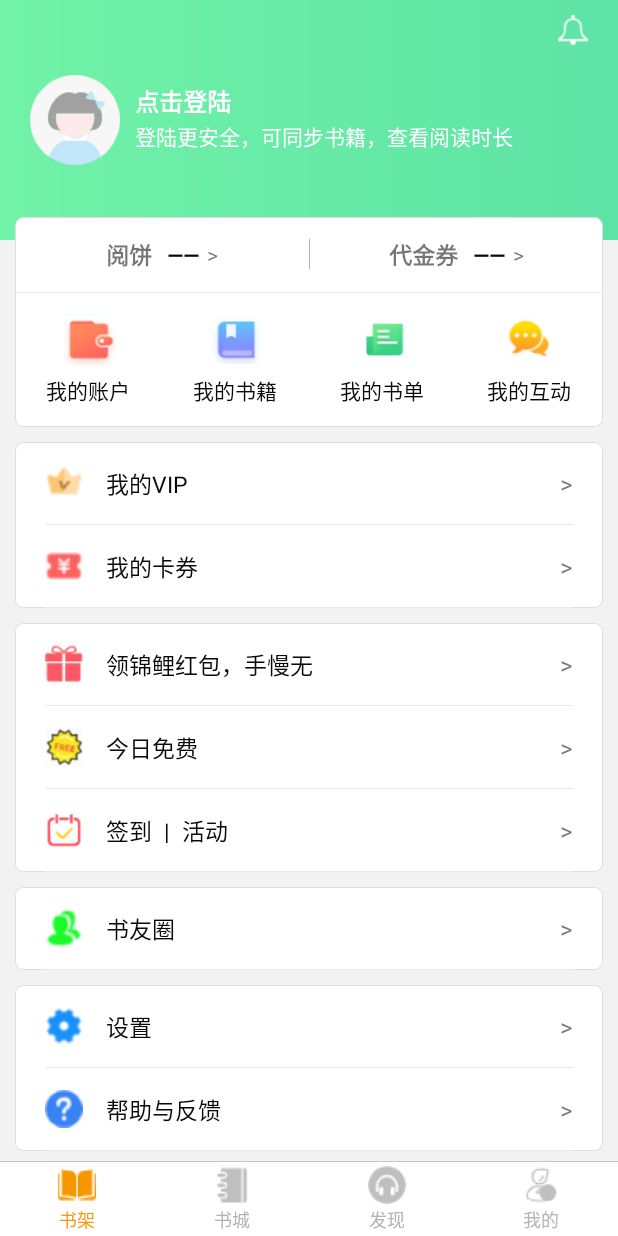
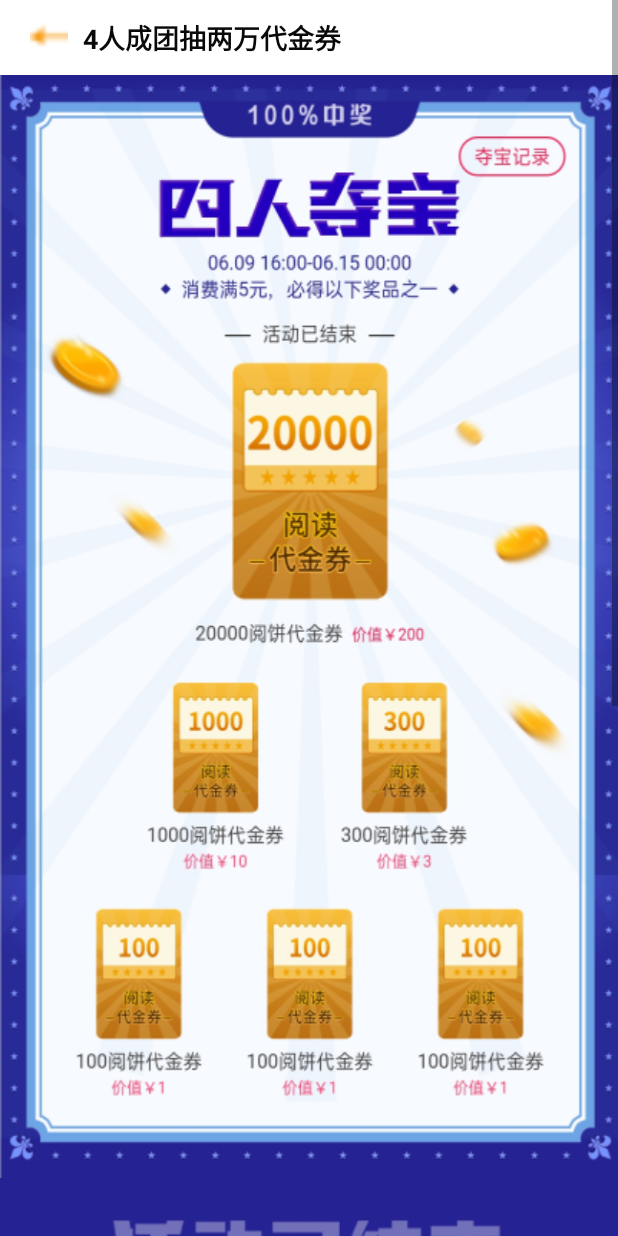
Before and after one commit to WangRuFei111/Fei03.github.io, an Android app: the fragment MeFragment placed in its activity, after a tap on "领锦鲤红包，手慢无", on a phone screen of 412 x 824 dp. Run offline under Robolectric (Android 15) with nearby library versions, the light colour scheme and no system bars.

Commit message:
-m抽奖页面和TextView的上下滚动

```diff
--- a/app/src/main/AndroidManifest.xml
+++ b/app/src/main/AndroidManifest.xml
@@ -43,6 +43,7 @@
         <activity android:name=".controller.activity.NewConstructionActivity"/>
         <activity android:name=".controller.activity.MessageCenterActivity"/>
         <activity android:name=".controller.activity.NewPasswordsActivity"/>
+        <activity android:name=".controller.activity.ReceivePacketActivity"/>
 
         <activity
             android:name=".zxing.android.CaptureActivity"
--- a/app/src/main/java/com/example/read/controller/activity/MainActivity.java
+++ b/app/src/main/java/com/example/read/controller/activity/MainActivity.java
@@ -16,6 +16,7 @@ import android.os.Bundle;
 import android.os.Handler;
 import android.os.Message;
 import android.util.Log;
+import android.util.TypedValue;
 import android.view.Gravity;
 import android.view.View;
 import android.view.ViewTreeObserver;
@@ -23,8 +24,10 @@ import android.widget.ImageView;
 import android.widget.RadioGroup;
 import android.widget.RelativeLayout;
 import android.widget.ScrollView;
+import android.widget.TextSwitcher;
 import android.widget.TextView;
 import android.widget.Toast;
+import android.widget.ViewSwitcher;
 
 import com.example.read.R;
 import com.example.read.controller.adapter.BookBackAdapter;
@@ -57,14 +60,31 @@ public class MainActivity extends AppCompatActivity  {
     private TextView mTextView,me_name;
     private RelativeLayout mRelativeLayout;
 
+    private TextSwitcher tv_notice;
+    private String[] mAdvertisement ;
+    private final int HOME_AD_RESULT = 0;
+    private int mSwitcherCount=0;
+    private Handler mHandler = new Handler() {
+        @Override
+        public void handleMessage(Message msg) {
+            super.handleMessage(msg);
+            switch (msg.what) {
+                // 广告
+                case HOME_AD_RESULT:
+                    tv_notice.setText(mAdvertisement[mSwitcherCount % mAdvertisement.length]);
+                    mSwitcherCount++;
+                    mHandler.sendEmptyMessageDelayed(HOME_AD_RESULT, 4000);
+                    break;
+            }
+        }
+    };
+
 
     @RequiresApi(api = Build.VERSION_CODES.M)
     @Override
     protected void onCreate(Bundle savedInstanceState) {
         super.onCreate(savedInstanceState);
         setContentView(R.layout.activity_main);
-
-
 
         mRg_main = findViewById(R.id.home_radiogroup);
         mRg_main.check(R.id.home_button_bookrack);
@@ -73,7 +93,8 @@ public class MainActivity extends AppCompatActivity  {
         mScrollView = findViewById(R.id.sv);
         mMain_title_seek = findViewById(R.id.main_title_seek);
         mMain_introduction_top = findViewById(R.id.main_introduction_top);
-        mTextView = findViewById(R.id.main_introduction_btu_text);
+//        mTextView = findViewById(R.id.main_introduction_btu_text);
+        tv_notice = findViewById(R.id.tv_notice);
         mRelativeLayout = findViewById(R.id.main_title);
 
         fragmentManagerBook = getSupportFragmentManager();
@@ -147,8 +168,27 @@ public class MainActivity extends AppCompatActivity  {
         });
 
         mRelativeLayout.setBackgroundColor(Color.TRANSPARENT);
+
+
+        initView();
     }
 
+    // 上下滚动的TextView文字，她不是真的女主
+    private void initView() {
+        tv_notice.setFactory(new ViewSwitcher.ViewFactory() {
+            // 这里用来创建内部的视图，这里创建TextView，用来显示文字
+            public View makeView() {
+                TextView tv = new TextView(getApplicationContext());
+                // 设置文字的显示单位以及文字的大小
+                tv.setTextSize(TypedValue.COMPLEX_UNIT_DIP, getResources()
+                        .getDimension(R.dimen.font_size));
+                tv.setTextColor(Color.parseColor("#6F6F6F"));
+                return tv;
+            }
+        });
+        mAdvertisement = new String[] { "这不是真的女主" ,"站住，打假！" };
+        mHandler.sendEmptyMessage(HOME_AD_RESULT);
+    }
 
     //判断是否登陆状态
     private void itInvisible() {
@@ -162,6 +202,8 @@ public class MainActivity extends AppCompatActivity  {
         }
         Log.i("这是itInvisible", "itInvisible: "+ Invisible.invisible);
     }
+
+
 
 
     //往书架中的RecycleView添加数据
@@ -305,8 +347,9 @@ public class MainActivity extends AppCompatActivity  {
         MainActivity.OnClick onClick = new MainActivity.OnClick();
         mMain_title_all.setOnClickListener(onClick);
         mMain_title_seek.setOnClickListener(onClick);
+        tv_notice.setOnClickListener(onClick);
         mMain_introduction_top.setOnClickListener(onClick);
-        mTextView.setOnClickListener(onClick);
+//        mTextView.setOnClickListener(onClick);
     }
 
     private class OnClick implements View.OnClickListener {
@@ -334,7 +377,7 @@ public class MainActivity extends AppCompatActivity  {
                     startActivity(intent);
                     break;
                 //跳转到 这不是真的女主页面
-                case R.id.main_introduction_btu_text:
+                case R.id.tv_notice:
                     intent = new Intent(MainActivity.this,CrackDownActivity.class);
                     startActivity(intent);
                     break;
--- /dev/null
+++ b/app/src/main/java/com/example/read/controller/activity/ReceivePacketActivity.java
@@ -0,0 +1,92 @@
+package com.example.read.controller.activity;
+
+import android.graphics.Color;
+import android.graphics.drawable.AnimationDrawable;
+import android.os.Bundle;
+import android.os.Handler;
+import android.os.Message;
+import android.util.TypedValue;
+import android.view.View;
+import android.widget.ImageView;
+import android.widget.TextSwitcher;
+import android.widget.TextView;
+import android.widget.ViewSwitcher;
+
+import androidx.annotation.Nullable;
+import androidx.appcompat.app.AppCompatActivity;
+
+import com.example.read.R;
+
+
+// 4人成团,抽两万代金券
+public class ReceivePacketActivity extends AppCompatActivity implements View.OnClickListener {
+
+    private ImageView mClean;
+    private TextSwitcher tv_switch;
+    private String[] mAdvertisements ;
+    private final int HOME_AD_RESULT = 1;
+    private int mSwitcherCount=0;
+    private Handler mHandler = new Handler() {
+        @Override
+        public void handleMessage(Message msg) {
+            super.handleMessage(msg);
+            switch (msg.what) {
+                // 广告
+                case HOME_AD_RESULT:
+                    tv_switch.setText(mAdvertisements[mSwitcherCount % mAdvertisements.length]);
+                    mSwitcherCount++;
+                    mHandler.sendEmptyMessageDelayed(HOME_AD_RESULT, 4000);
+                    break;
+            }
+        }
+    };
+
+    @Override
+    protected void onCreate(@Nullable Bundle savedInstanceState) {
+        super.onCreate(savedInstanceState);
+        setContentView(R.layout.activity_receive_packet);
+        init();
+        initView();
+    }
+
+    private void initView() {
+        tv_switch = findViewById(R.id.tv_switch);
+        tv_switch.setFactory(new ViewSwitcher.ViewFactory() {
+            // 这里用来创建内部的视图，这里创建TextView，用来显示文字
+            public View makeView() {
+                TextView tv = new TextView(getApplicationContext());
+                // 设置文字的显示单位以及文字的大小
+                tv.setTextSize(TypedValue.COMPLEX_UNIT_DIP, getResources()
+                        .getDimension(R.dimen.font_size));
+                tv.setTextColor(Color.parseColor("#DEDDE3"));
+                return tv;
+            }
+        });
+        tv_switch.setInAnimation(getApplicationContext(),
+                R.anim.silde_bottom_out);
+        tv_switch.setOutAnimation(getApplicationContext(), R.anim.slide_bottom_in);
+        mAdvertisements = new String[] { "i*****49561               100阅饼代金券"
+                ,"i*****1966               300阅饼代金券"
+                ,"i*****68415              100阅饼代金券"
+                ,"i*****2085               300阅饼代金券"
+                ,"i*****2020               100阅饼代金券"
+                ,"i*****90038              100阅饼代金券" };
+        mHandler.sendEmptyMessage(HOME_AD_RESULT);
+    }
+
+
+    // 初始化布局控件
+    private void init() {
+        mClean = findViewById(R.id.receive_title_img);
+        mClean.setOnClickListener(this);
+    }
+
+    @Override
+    public void onClick(View v) {
+        switch (v.getId()){
+            case R.id.receive_title_img:
+                finish();
+                break;
+        }
+    }
+}
--- a/app/src/main/java/com/example/read/controller/fragment/MeFragment.java
+++ b/app/src/main/java/com/example/read/controller/fragment/MeFragment.java
@@ -28,6 +28,7 @@ import com.example.read.controller.activity.MessageCenterActivity;
 import com.example.read.controller.activity.MyAccountActivity;
 import com.example.read.controller.activity.MyBookListActivity;
 import com.example.read.controller.activity.MyVIPActivity;
+import com.example.read.controller.activity.ReceivePacketActivity;
 import com.example.read.controller.activity.SeetingActivity;
 import com.example.read.controller.activity.SigninActivity;
 import com.example.read.controller.adapter.MeAdapter;
@@ -114,15 +115,16 @@ public class MeFragment extends Fragment implements View.OnClickListener{
         meAdapterSignin.setOnItemClickListener(new OnItemClickListener() {
             @Override
             public void onItemClick(int position) {
+                Intent intent = null;
                 switch (position){
                     case 0:
-                        Toast.makeText(getActivity(),"领锦鲤红包，手慢无",Toast.LENGTH_SHORT).show();
+                        intent = new Intent(getActivity(), ReceivePacketActivity.class);
+                        startActivity(intent);
                         break;
                     case 1:
                         Toast.makeText(getActivity(),"今日免费",Toast.LENGTH_SHORT).show();
                         break;
-                    case 2:
-                        Intent intent = new Intent(getActivity(), CheckInActivity.class);
+                    case 2: intent = new Intent(getActivity(), CheckInActivity.class);
                         startActivity(intent);
                         break;
                 }
--- /dev/null
+++ b/app/src/main/res/drawable/receive_packet_back.xml
@@ -0,0 +1,7 @@
+<?xml version="1.0" encoding="utf-8"?>
+<shape xmlns:android="http://schemas.android.com/apk/res/android"
+    android:shape="rectangle">
+    <corners android:radius="10dp" />
+    <solid android:color="#4E43AC" />
+
+</shape>
--- a/app/src/main/res/layout/activity_main.xml
+++ b/app/src/main/res/layout/activity_main.xml
@@ -192,15 +192,12 @@
                             android:layout_below="@+id/main_introduction_top"
                             android:padding="10dp">
 
-                            <TextView
-                                android:id="@+id/main_introduction_btu_text"
-                                android:layout_width="match_parent"
-                                android:layout_height="match_parent"
-                                android:layout_centerVertical="true"
-                                android:layout_marginRight="50dp"
-                                android:gravity="center_vertical"
-                                android:text="她不是真的女主  站住！打假"
-                                android:textSize="14sp" />
+                            <TextSwitcher
+                                android:id="@+id/tv_notice"
+                                android:layout_width="wrap_content"
+                                android:layout_height="wrap_content"
+                                android:layout_marginTop="5dp"
+                                android:textSize="5dp"/>
 
                             <Button
                                 android:layout_width="50dp"
--- /dev/null
+++ b/app/src/main/res/layout/activity_receive_packet.xml
@@ -0,0 +1,100 @@
+<?xml version="1.0" encoding="utf-8"?>
+<RelativeLayout xmlns:android="http://schemas.android.com/apk/res/android"
+    android:layout_width="match_parent"
+    android:layout_height="match_parent"
+    android:background="#252293">
+
+    <ScrollView
+        android:layout_width="match_parent"
+        android:layout_height="wrap_content">
+
+        <RelativeLayout
+            android:layout_width="match_parent"
+            android:layout_height="wrap_content">
+
+            <RelativeLayout
+                android:id="@+id/receive_title"
+                android:layout_width="match_parent"
+                android:layout_height="50dp"
+                android:background="@color/colorWhite">
+
+                <ImageView
+                    android:id="@+id/receive_title_img"
+                    android:layout_width="25dp"
+                    android:layout_height="25dp"
+                    android:layout_centerVertical="true"
+                    android:layout_marginLeft="20sp"
+                    android:src="@drawable/boult" />
+
+                <TextView
+                    android:layout_width="wrap_content"
+                    android:layout_height="wrap_content"
+                    android:layout_centerVertical="true"
+                    android:layout_marginLeft="10dp"
+                    android:layout_toRightOf="@+id/receive_title_img"
+                    android:text="4人成团抽两万代金券"
+                    android:textColor="@color/colorBlack"
+                    android:textSize="18sp"
+                    android:textStyle="bold" />
+            </RelativeLayout>
+
+            <RelativeLayout
+                android:id="@+id/receive_text"
+                android:layout_width="match_parent"
+                android:layout_height="wrap_content"
+                android:layout_below="@+id/receive_title">
+
+                <ImageView
+                    android:id="@+id/receive_top"
+                    android:layout_width="wrap_content"
+                    android:layout_height="wrap_content"
+                    android:scaleType="fitXY"
+                    android:src="@drawable/receive_top" />
+
+                <ImageView
+                    android:layout_width="wrap_content"
+                    android:layout_height="wrap_content"
+                    android:layout_below="@+id/receive_top"
+                    android:layout_marginTop="10dp"
+                    android:src="@drawable/receive_content" />
+            </RelativeLayout>
+
+            <LinearLayout
+                android:id="@+id/receive_text_marquee"
+                android:layout_width="match_parent"
+                android:layout_height="wrap_content"
+                android:layout_below="@+id/receive_text"
+                android:layout_marginLeft="20dp"
+                android:gravity="center"
+                android:layout_marginRight="20dp"
+                android:background="@drawable/receive_packet_back"
+                android:orientation="vertical">
+
+                <TextSwitcher
+                    android:id="@+id/tv_switch"
+                    android:layout_width="match_parent"
+                    android:layout_height="wrap_content"
+                    android:layout_marginTop="15dp"
+                    android:layout_marginBottom="15dp"
+                    android:ellipsize="end"
+                    android:layout_marginLeft="30dp"
+                    android:singleLine="true"
+                    android:textColor="#DCD9F1" />
+
+            </LinearLayout>
+
+            <RelativeLayout
+                android:layout_width="match_parent"
+                android:layout_height="wrap_content"
+                android:layout_below="@+id/receive_text_marquee">
+
+                <ImageView
+                    android:layout_width="match_parent"
+                    android:layout_height="wrap_content"
+                    android:src="@drawable/receive_btu" />
+            </RelativeLayout>
+
+
+        </RelativeLayout>
+    </ScrollView>
+</RelativeLayout>
--- a/app/src/main/res/values/dimens.xml
+++ b/app/src/main/res/values/dimens.xml
@@ -20,5 +20,6 @@
   <dimen name="activity_horizontal_margin">16dp</dimen>
   <dimen name="activity_vertical_margin">16dp</dimen>
   <dimen name="card_padding">60dp</dimen>
+  <dimen name="font_size">5sp</dimen>
 
 </resources>
```
Also changed, not shown: app/src/main/res/drawable/receive_btu.png (added), app/src/main/res/drawable/receive_content.png (added), app/src/main/res/drawable/receive_top.png (added), 1 other file.
